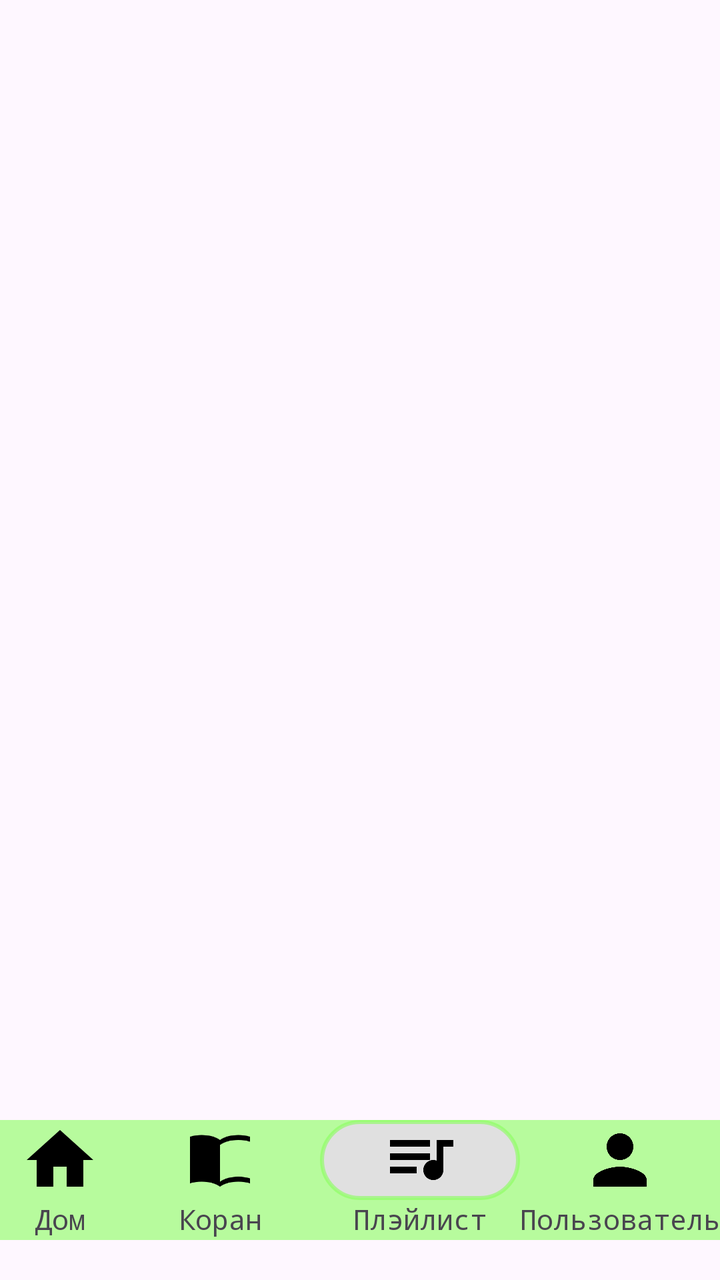
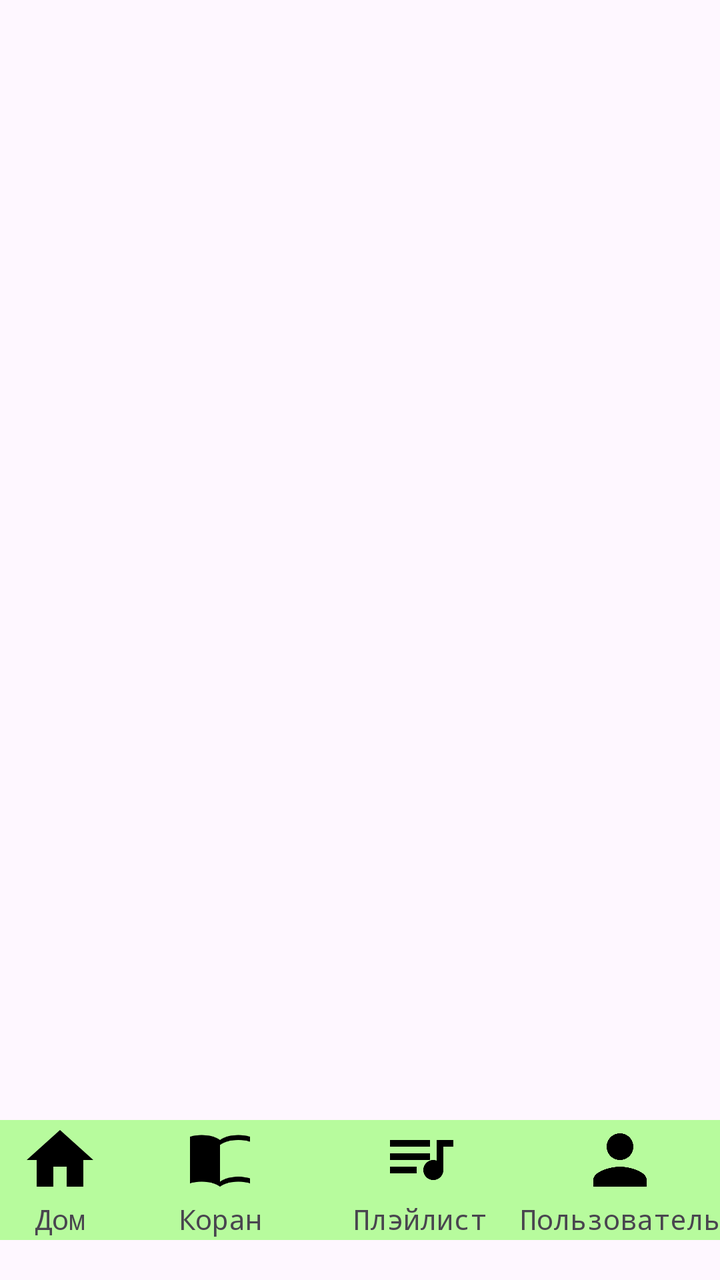

Screens rendered from an Android XML layout before and after an edit, with the pre-edit source and the edit as a unified diff.
<!-- AndroidManifest.xml: application theme Theme.YchiCoran -->
<!-- res/layout/activity_playlist.xml -->
<?xml version="1.0" encoding="utf-8"?>
<androidx.constraintlayout.widget.ConstraintLayout xmlns:android="http://schemas.android.com/apk/res/android"
    xmlns:app="http://schemas.android.com/apk/res-auto"
    xmlns:tools="http://schemas.android.com/tools"
    android:id="@+id/main"
    android:layout_width="match_parent"
    android:layout_height="match_parent"
    tools:context=".PlaylistActivity">
    <LinearLayout
        android:id="@+id/down_menu"
        android:layout_width="match_parent"
        android:layout_height="60dp"
        android:layout_marginBottom="20dp"
        android:background="#9989FF5D"
        android:baselineAligned="false"
        android:orientation="horizontal"
        app:layout_constraintBottom_toBottomOf="parent"
        app:layout_constraintEnd_toEndOf="parent"
        app:layout_constraintHorizontal_bias="0.55"
        app:layout_constraintStart_toStartOf="parent">

        <LinearLayout
            android:id="@+id/menu_home"
            android:layout_width="100dp"
            android:layout_height="match_parent"
            android:layout_weight="100"
            android:clickable="true"
            android:orientation="vertical">

            <ImageView
                android:id="@+id/imageView"
                android:layout_width="match_parent"
                android:layout_height="40dp"
                app:srcCompat="@drawable/ic_menu_home" />

            <TextView
                android:id="@+id/textView"
                android:layout_width="match_parent"
                android:layout_height="wrap_content"
                android:fontFamily="monospace"
                android:text="@string/down_menu_home"
                android:textAlignment="center" />
        </LinearLayout>

        <LinearLayout
            android:id="@+id/menu_quran"
            android:layout_width="100dp"
            android:layout_height="match_parent"
            android:clickable="true"
            android:orientation="vertical">

            <ImageView
                android:id="@+id/imageView2"
                android:layout_width="match_parent"
                android:layout_height="40dp"
                app:srcCompat="@drawable/ic_menu_quran" />

            <TextView
                android:id="@+id/textView2"
                android:layout_width="match_parent"
                android:layout_height="wrap_content"
                android:fontFamily="monospace"
                android:text="@string/down_menu_quran"
                android:textAlignment="center" />
        </LinearLayout>

        <LinearLayout
            android:id="@+id/menu_pley_list"
            android:layout_width="100dp"
            android:layout_height="match_parent"
            android:clickable="true"
            android:orientation="vertical">

            <ImageView
                android:id="@+id/imageView5"
                android:layout_width="match_parent"
                android:layout_height="40dp"
                android:background="@drawable/ic_bc"
                app:srcCompat="@drawable/ic_menu_play_list" />

            <TextView
                android:id="@+id/textView5"
                android:layout_width="match_parent"
                android:layout_height="wrap_content"
                android:fontFamily="monospace"
                android:text="@string/down_menu_play_list"
                android:textAlignment="center" />
        </LinearLayout>

        <LinearLayout
            android:id="@+id/menu_user"
            android:layout_width="100dp"
            android:layout_height="match_parent"
            android:clickable="true"
            android:orientation="vertical">



            <ImageView
                android:id="@+id/imageView6"
                android:layout_width="match_parent"
                android:layout_height="40dp"
                app:srcCompat="@drawable/ic_menu_user" />

            <TextView
                android:id="@+id/textView6"
                android:layout_width="match_parent"
                android:layout_height="wrap_content"
                android:fontFamily="monospace"
                android:text="@string/down_menu_user"
                android:textAlignment="center" />
        </LinearLayout>
    </LinearLayout>
</androidx.constraintlayout.widget.ConstraintLayout>
<!-- resources referenced by this layout -->
<resources>
  <!-- drawable ic_bc (drawable) -->
  <?xml version="1.0" encoding="utf-8"?>
  <shape xmlns:android="http://schemas.android.com/apk/res/android">
      
      <solid android:color="#E0E0E0" />
  
      
      <corners android:radius="40dp" />
  
      
      <stroke
          android:width="2dp"
          android:color="#9989FF5D" />
  </shape>
  <!-- drawable ic_menu_home (drawable) -->
  ﻿<?xml version="1.0" encoding="utf-8"?>
  <vector xmlns:android="http://schemas.android.com/apk/res/android"
      android:width="24dp"
      android:height="24dp"
      android:viewportWidth="24"
      android:viewportHeight="24">
      <path
          android:fillColor="#FF000000"
  
  
          android:pathData="M10,20V14H14V20H19V12H22L12,3L2,12H5V20H10Z" />
  </vector>
  <!-- drawable ic_menu_play_list (drawable) -->
  ﻿<?xml version="1.0" encoding="utf-8"?>
  <vector xmlns:android="http://schemas.android.com/apk/res/android"
      android:width="24dp"
      android:height="24dp"
      android:viewportWidth="24"
      android:viewportHeight="24">
      <path
          android:fillColor="#FF000000"
          android:pathData="M15,6H3V8H15V6ZM15,10H3V12H15V10ZM3,16H11V14H3V16ZM17,6V12.18C16.69,12.07 16.35,12 16,12C14.34,12 13,13.34 13,15C13,16.66 14.34,18 16,18C17.66,18 19,16.66 19,15V8H22V6H17Z" />
  </vector>
  <!-- drawable ic_menu_quran (drawable) -->
  ﻿<?xml version="1.0" encoding="utf-8"?>
  <vector xmlns:android="http://schemas.android.com/apk/res/android"
      android:width="24dp"
      android:height="24dp"
      android:viewportWidth="24"
      android:viewportHeight="24">
      <path
          android:fillColor="#FF000000"
          android:pathData="M21,5c-1.11,-0.35 -2.33,-0.5 -3.5,-0.5 -1.95,0 -4.05,0.4 -5.5,1.5 -1.45,-1.1 -3.55,-1.5 -5.5,-1.5 -1.17,0 -2.39,0.15 -3.5,0.5V19c1.11,-0.35 2.33,-0.5 3.5,-0.5 1.95,0 4.05,0.4 5.5,1.5 1.45,-1.1 3.55,-1.5 5.5,-1.5 1.17,0 2.39,0.15 3.5,0.5V5zM21,17.5c-1.11,-0.35 -2.33,-0.5 -3.5,-0.5 -1.95,0 -4.05,0.4 -5.5,1.5V7.5c1.45,-1.1 3.55,-1.5 5.5,-1.5 1.17,0 2.39,0.15 3.5,0.5V17.5z" />
  </vector>
  <!-- drawable ic_menu_user (drawable) -->
  ﻿<?xml version="1.0" encoding="utf-8"?>
  <vector xmlns:android="http://schemas.android.com/apk/res/android"
      android:width="24dp"
      android:height="24dp"
      android:viewportWidth="24"
      android:viewportHeight="24">
      <path
          android:fillColor="#FF000000"
          android:pathData="M12,12c2.21,0 4,-1.79 4,-4s-1.79,-4 -4,-4 -4,1.79 -4,4 1.79,4 4,4zM12,14c-2.67,0 -8,1.34 -8,4v2h16v-2c0,-2.66 -5.33,-4 -8,-4z" />
  </vector>
  <string name="down_menu_home">Дом</string>
  <string name="down_menu_play_list">Плэйлист</string>
  <string name="down_menu_quran">Коран</string>
  <string name="down_menu_user">Пользователь</string>
  <style name="Theme.YchiCoran" parent="Base.Theme.YchiCoran" />
  <style name="Base.Theme.YchiCoran" parent="Theme.Material3.DayNight.NoActionBar">
      </style>
</resources>

<!-- the commit's change to res/layout/activity_playlist.xml (unified diff, before → after) -->
@@ -6,109 +6,110 @@
     android:layout_width="match_parent"
     android:layout_height="match_parent"
     tools:context=".PlaylistActivity">
+    <include layout="@layout/down_navbar" />
+</androidx.constraintlayout.widget.ConstraintLayout>
+<!-- res/layout/down_navbar.xml (included above) -->
+<?xml version="1.0" encoding="utf-8"?>
+<LinearLayout xmlns:android="http://schemas.android.com/apk/res/android"
+    xmlns:app="http://schemas.android.com/apk/res-auto"
+    android:id="@+id/down_menu"
+    android:layout_width="match_parent"
+    android:layout_height="60dp"
+    android:layout_marginBottom="20dp"
+    android:background="#9989FF5D"
+    android:baselineAligned="false"
+    android:orientation="horizontal"
+    app:layout_constraintBottom_toBottomOf="parent"
+    app:layout_constraintEnd_toEndOf="parent"
+    app:layout_constraintHorizontal_bias="0.55"
+    app:layout_constraintStart_toStartOf="parent">
+
     <LinearLayout
-        android:id="@+id/down_menu"
-        android:layout_width="match_parent"
-        android:layout_height="60dp"
-        android:layout_marginBottom="20dp"
-        android:background="#9989FF5D"
-        android:baselineAligned="false"
-        android:orientation="horizontal"
-        app:layout_constraintBottom_toBottomOf="parent"
-        app:layout_constraintEnd_toEndOf="parent"
-        app:layout_constraintHorizontal_bias="0.55"
-        app:layout_constraintStart_toStartOf="parent">
+        android:id="@+id/menu_home"
+        android:layout_width="100dp"
+        android:layout_height="match_parent"
+        android:layout_weight="100"
+        android:clickable="true"
+        android:orientation="vertical">
 
-        <LinearLayout
-            android:id="@+id/menu_home"
-            android:layout_width="100dp"
-            android:layout_height="match_parent"
-            android:layout_weight="100"
-            android:clickable="true"
-            android:orientation="vertical">
+        <ImageView
+            android:id="@+id/imageView"
+            android:layout_width="match_parent"
+            android:layout_height="40dp"
+            app:srcCompat="@drawable/ic_menu_home" />
 
-            <ImageView
-                android:id="@+id/imageView"
-                android:layout_width="match_parent"
-                android:layout_height="40dp"
-                app:srcCompat="@drawable/ic_menu_home" />
+        <TextView
+            android:id="@+id/textView"
+            android:layout_width="match_parent"
+            android:layout_height="wrap_content"
+            android:fontFamily="monospace"
+            android:text="@string/down_menu_home"
+            android:textAlignment="center" />
+    </LinearLayout>
 
-            <TextView
-                android:id="@+id/textView"
-                android:layout_width="match_parent"
-                android:layout_height="wrap_content"
-                android:fontFamily="monospace"
-                android:text="@string/down_menu_home"
-                android:textAlignment="center" />
-        </LinearLayout>
+    <LinearLayout
+        android:id="@+id/menu_quran"
+        android:layout_width="100dp"
+        android:layout_height="match_parent"
+        android:clickable="true"
+        android:orientation="vertical">
 
-        <LinearLayout
-            android:id="@+id/menu_quran"
-            android:layout_width="100dp"
-            android:layout_height="match_parent"
-            android:clickable="true"
-            android:orientation="vertical">
+        <ImageView
+            android:id="@+id/imageView2"
+            android:layout_width="match_parent"
+            android:layout_height="40dp"
+            app:srcCompat="@drawable/ic_menu_quran" />
 
-            <ImageView
-                android:id="@+id/imageView2"
-                android:layout_width="match_parent"
-                android:layout_height="40dp"
-                app:srcCompat="@drawable/ic_menu_quran" />
+        <TextView
+            android:id="@+id/textView2"
+            android:layout_width="match_parent"
+            android:layout_height="wrap_content"
+            android:fontFamily="monospace"
+            android:text="@string/down_menu_quran"
+            android:textAlignment="center" />
+    </LinearLayout>
 
-            <TextView
-                android:id="@+id/textView2"
-                android:layout_width="match_parent"
-                android:layout_height="wrap_content"
-                android:fontFamily="monospace"
-                android:text="@string/down_menu_quran"
-                android:textAlignment="center" />
-        </LinearLayout>
+    <LinearLayout
+        android:id="@+id/menu_play_list"
+        android:layout_width="100dp"
+        android:layout_height="match_parent"
+        android:clickable="true"
+        android:orientation="vertical">
 
-        <LinearLayout
-            android:id="@+id/menu_pley_list"
-            android:layout_width="100dp"
-            android:layout_height="match_parent"
-            android:clickable="true"
-            android:orientation="vertical">
+        <ImageView
+            android:id="@+id/imageView5"
+            android:layout_width="match_parent"
+            android:layout_height="40dp"
+            app:srcCompat="@drawable/ic_menu_play_list" />
 
-            <ImageView
-                android:id="@+id/imageView5"
-                android:layout_width="match_parent"
-                android:layout_height="40dp"
-                android:background="@drawable/ic_bc"
-                app:srcCompat="@drawable/ic_menu_play_list" />
+        <TextView
+            android:id="@+id/textView5"
+            android:layout_width="match_parent"
+            android:layout_height="wrap_content"
+            android:fontFamily="monospace"
+            android:text="@string/down_menu_play_list"
+            android:textAlignment="center" />
+    </LinearLayout>
 
-            <TextView
-                android:id="@+id/textView5"
-                android:layout_width="match_parent"
-                android:layout_height="wrap_content"
-                android:fontFamily="monospace"
-                android:text="@string/down_menu_play_list"
-                android:textAlignment="center" />
-        </LinearLayout>
+    <LinearLayout
+        android:id="@+id/menu_user"
+        android:layout_width="100dp"
+        android:layout_height="match_parent"
+        android:clickable="true"
+        android:orientation="vertical">
 
-        <LinearLayout
-            android:id="@+id/menu_user"
-            android:layout_width="100dp"
-            android:layout_height="match_parent"
-            android:clickable="true"
-            android:orientation="vertical">
+        <ImageView
+            android:id="@+id/imageView6"
+            android:layout_width="match_parent"
+            android:layout_height="40dp"
+            app:srcCompat="@drawable/ic_menu_user" />
 
-
-
-            <ImageView
-                android:id="@+id/imageView6"
-                android:layout_width="match_parent"
-                android:layout_height="40dp"
-                app:srcCompat="@drawable/ic_menu_user" />
-
-            <TextView
-                android:id="@+id/textView6"
-                android:layout_width="match_parent"
-                android:layout_height="wrap_content"
-                android:fontFamily="monospace"
-                android:text="@string/down_menu_user"
-                android:textAlignment="center" />
-        </LinearLayout>
+        <TextView
+            android:id="@+id/textView6"
+            android:layout_width="match_parent"
+            android:layout_height="wrap_content"
+            android:fontFamily="monospace"
+            android:text="@string/down_menu_user"
+            android:textAlignment="center" />
     </LinearLayout>
-</androidx.constraintlayout.widget.ConstraintLayout>
+</LinearLayout>
<!-- resource entries referenced after the edit -->
@@ -1,19 +1,5 @@
 <!-- resources referenced by this layout -->
 <resources>
-  <!-- drawable ic_bc (drawable) -->
-  <?xml version="1.0" encoding="utf-8"?>
-  <shape xmlns:android="http://schemas.android.com/apk/res/android">
-      
-      <solid android:color="#E0E0E0" />
-  
-      
-      <corners android:radius="40dp" />
-  
-      
-      <stroke
-          android:width="2dp"
-          android:color="#9989FF5D" />
-  </shape>
   <!-- drawable ic_menu_home (drawable) -->
   ﻿<?xml version="1.0" encoding="utf-8"?>
   <vector xmlns:android="http://schemas.android.com/apk/res/android"
